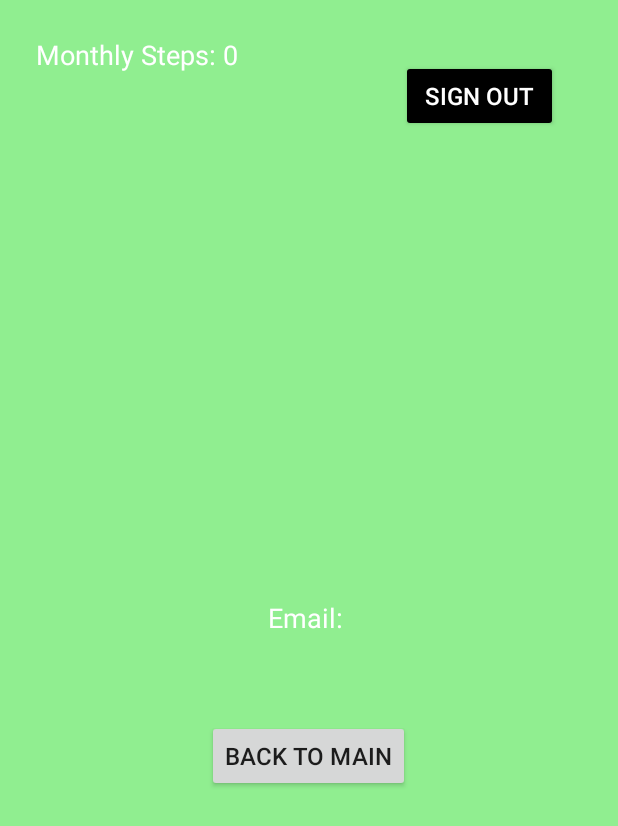
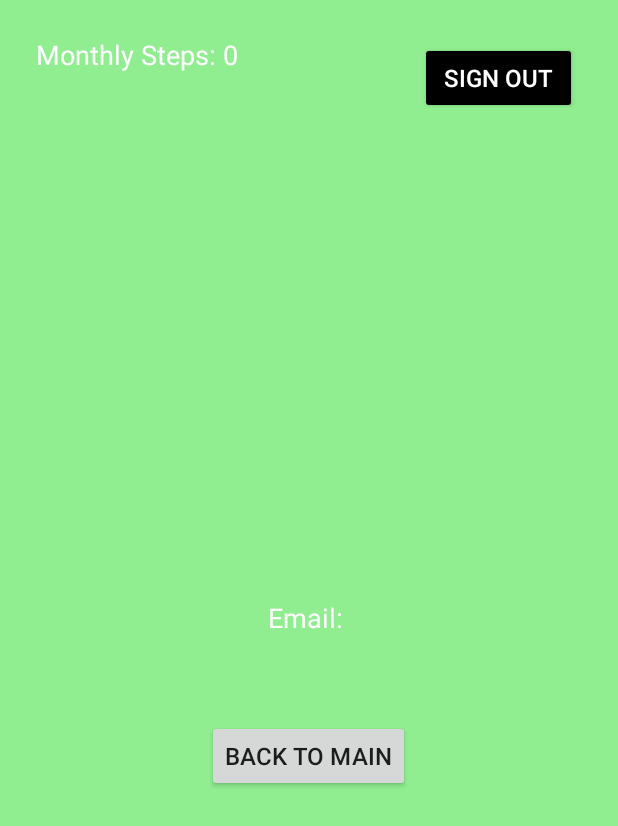
Before and after one commit to Grig190908/steps_counter, an Android app: the screen it shows after launch once a user with an empty profile is signed in (Profile), after a tap on "PROFILE", on a phone screen of 412 x 824 dp. Shown: the top 826 px of the screen. Run offline under Robolectric (Android 15) with nearby library versions, the phone set to English and light mode, and no system bars; our stand-ins replace Firebase (no records; nobody signed in at launch, a user with empty details on screens opened directly).

Commit message:
5 update

```diff
--- a/app/src/main/AndroidManifest.xml
+++ b/app/src/main/AndroidManifest.xml
@@ -9,6 +9,7 @@
     <uses-permission android:name="android.permission.FOREGROUND_SERVICE" />
     <uses-permission android:name="android.permission.FOREGROUND_SERVICE_HEALTH" />
     <uses-permission android:name="android.permission.RECEIVE_BOOT_COMPLETED" />
+
 
     <application
         android:allowBackup="true"
--- a/app/src/main/java/com/example/stepscounter/MainActivity.java
+++ b/app/src/main/java/com/example/stepscounter/MainActivity.java
@@ -9,13 +9,8 @@ import android.content.Intent;
 import android.content.IntentFilter;
 import android.content.SharedPreferences;
 import android.content.pm.PackageManager;
-import android.hardware.Sensor;
-import android.hardware.SensorEvent;
-import android.hardware.SensorEventListener;
-import android.hardware.SensorManager;
 import android.os.Build;
 import android.os.Bundle;
-import android.util.Log;
 import android.widget.Button;
 import android.widget.ImageView;
 import android.widget.TextView;
@@ -44,6 +39,7 @@ public class MainActivity extends AppCompatActivity {
     private static final String PREFS_NAME = "step_prefs";
     private static final String STEP_COUNT_KEY = "step_count";
     private static final String LAST_RESET_DATE_KEY = "last_reset_date";
+    private static final String MONTHLY_STEPS_KEY_PREFIX = "monthly_steps_";
     private static final String STEP_UPDATE_ACTION = "com.example.stepscounter.STEP_UPDATE";
 
     private final int[] characterImages = {
@@ -59,6 +55,7 @@ public class MainActivity extends AppCompatActivity {
         @Override
         public void onReceive(Context context, Intent intent) {
             steps = intent.getIntExtra("steps", 0);
+            saveStepCount(steps);
             updateUI();
         }
     };
@@ -81,8 +78,6 @@ public class MainActivity extends AppCompatActivity {
         stepCountTextView = findViewById(R.id.stepCountTextView);
         characterImageView = findViewById(R.id.characterImageView);
         Button btnProfile = findViewById(R.id.btnProfile);
-        Button btnOnline = findViewById(R.id.btnSettings);
-
         steps = loadStepCount();
         updateUI();
         scheduleDailyReset();
@@ -99,10 +94,13 @@ public class MainActivity extends AppCompatActivity {
 
         // Register buttons
         btnProfile.setOnClickListener(v -> startActivity(new Intent(MainActivity.this, Profile.class)));
-        btnOnline.setOnClickListener(v -> startActivity(new Intent(MainActivity.this, Online.class)));
-
         // Register receiver for step updates
-        registerReceiver(stepUpdateReceiver, new IntentFilter(STEP_UPDATE_ACTION), Context.RECEIVER_NOT_EXPORTED);
+        IntentFilter filter = new IntentFilter(STEP_UPDATE_ACTION);
+        if (Build.VERSION.SDK_INT >= Build.VERSION_CODES.TIRAMISU) {
+            registerReceiver(stepUpdateReceiver, filter, RECEIVER_NOT_EXPORTED);
+        } else {
+            registerReceiver(stepUpdateReceiver, filter);
+        }
     }
 
     private void startStepCounterService() {
@@ -133,8 +131,9 @@ public class MainActivity extends AppCompatActivity {
         SharedPreferences sharedPreferences = getSharedPreferences(PREFS_NAME, MODE_PRIVATE);
         String today = new SimpleDateFormat("yyyy-MM-dd", Locale.getDefault()).format(new Date());
         String lastResetDate = sharedPreferences.getString(LAST_RESET_DATE_KEY, "");
+
         if (!today.equals(lastResetDate)) {
-            // Reset steps if the date has changed
+            saveToMonthlyTotal(sharedPreferences.getInt(STEP_COUNT_KEY, 0));
             SharedPreferences.Editor editor = sharedPreferences.edit();
             editor.putInt(STEP_COUNT_KEY, 0);
             editor.putString(LAST_RESET_DATE_KEY, today);
@@ -142,6 +141,26 @@ public class MainActivity extends AppCompatActivity {
             return 0;
         }
         return sharedPreferences.getInt(STEP_COUNT_KEY, 0);
+    }
+
+    private void saveToMonthlyTotal(int dailySteps) {
+        SharedPreferences sharedPreferences = getSharedPreferences(PREFS_NAME, MODE_PRIVATE);
+        String monthKey = getMonthKey();
+        int currentMonthlySteps = sharedPreferences.getInt(monthKey, 0);
+        currentMonthlySteps += dailySteps;
+        SharedPreferences.Editor editor = sharedPreferences.edit();
+        editor.putInt(monthKey, currentMonthlySteps);
+        editor.apply();
+    }
+
+    private String getMonthKey() {
+        SimpleDateFormat monthFormat = new SimpleDateFormat("yyyy_MM", Locale.getDefault());
+        return MONTHLY_STEPS_KEY_PREFIX + monthFormat.format(new Date());
+    }
+
+    public int getMonthlySteps() {
+        SharedPreferences sharedPreferences = getSharedPreferences(PREFS_NAME, MODE_PRIVATE);
+        return sharedPreferences.getInt(getMonthKey(), 0);
     }
 
     private void scheduleDailyReset() {
@@ -153,7 +172,8 @@ public class MainActivity extends AppCompatActivity {
         calendar.set(Calendar.HOUR_OF_DAY, 0);
         calendar.set(Calendar.MINUTE, 0);
         calendar.set(Calendar.SECOND, 0);
-        calendar.add(Calendar.DAY_OF_MONTH, 1); // Set for next midnight
+        calendar.set(Calendar.MILLISECOND, 0);
+        calendar.add(Calendar.DAY_OF_MONTH, 1);
 
         if (alarmManager != null) {
             alarmManager.setInexactRepeating(AlarmManager.RTC_WAKEUP, calendar.getTimeInMillis(), AlarmManager.INTERVAL_DAY, pendingIntent);
@@ -175,6 +195,10 @@ public class MainActivity extends AppCompatActivity {
     @Override
     protected void onDestroy() {
         super.onDestroy();
-        unregisterReceiver(stepUpdateReceiver);
+        try {
+            unregisterReceiver(stepUpdateReceiver);
+        } catch (IllegalArgumentException e) {
+            // Receiver not registered, ignore
+        }
     }
 }
--- a/app/src/main/java/com/example/stepscounter/NotificationHelper.java
+++ b/app/src/main/java/com/example/stepscounter/NotificationHelper.java
@@ -1,3 +1,4 @@
+
 package com.example.stepscounter;
 
 import android.app.NotificationChannel;
--- a/app/src/main/java/com/example/stepscounter/Profile.java
+++ b/app/src/main/java/com/example/stepscounter/Profile.java
@@ -12,10 +12,14 @@ import androidx.appcompat.app.AppCompatActivity;
 import com.google.firebase.auth.FirebaseAuth;
 import com.google.firebase.auth.FirebaseUser;
 
+import java.text.SimpleDateFormat;
+import java.util.Date;
+import java.util.Locale;
+
 public class Profile extends AppCompatActivity {
 
     private static final String PREFS_NAME = "step_prefs";
-    private static final String STEP_COUNT_KEY = "step_count";
+    private static final String MONTHLY_STEPS_KEY_PREFIX = "monthly_steps_";
 
     @Override
     protected void onCreate(Bundle savedInstanceState) {
@@ -33,10 +37,9 @@ public class Profile extends AppCompatActivity {
             emailTextView.setText("Email: " + user.getEmail());
         }
 
-        // Load steps from SharedPreferences
-        SharedPreferences sharedPreferences = getSharedPreferences(PREFS_NAME, MODE_PRIVATE);
-        int steps = sharedPreferences.getInt(STEP_COUNT_KEY, 0);
-        monthlyStepsTextView.setText("Monthly Steps: " + steps);
+        // Load monthly steps
+        int monthlySteps = getMonthlySteps();
+        monthlyStepsTextView.setText("Monthly Steps: " + monthlySteps);
 
         // Sign out
         btnSignOut.setOnClickListener(v -> {
@@ -51,4 +54,15 @@ public class Profile extends AppCompatActivity {
             finish();
         });
     }
+
+    private int getMonthlySteps() {
+        SharedPreferences sharedPreferences = getSharedPreferences(PREFS_NAME, MODE_PRIVATE);
+        String monthKey = getMonthKey();
+        return sharedPreferences.getInt(monthKey, 0);
+    }
+
+    private String getMonthKey() {
+        SimpleDateFormat monthFormat = new SimpleDateFormat("yyyy_MM", Locale.getDefault());
+        return MONTHLY_STEPS_KEY_PREFIX + monthFormat.format(new Date());
+    }
 }
--- a/app/src/main/res/layout/activity_profile.xml
+++ b/app/src/main/res/layout/activity_profile.xml
@@ -6,22 +6,23 @@
     android:background="@color/light_green">
 
     <!-- Sign Out button in top right -->
+
+    <!-- Email Text -->
     <Button
         android:id="@+id/btnSignOut"
         android:layout_width="wrap_content"
         android:layout_height="wrap_content"
-        android:text="Sign Out"
-        android:textSize="16sp"
+        android:layout_alignParentTop="true"
+        android:layout_alignParentEnd="true"
+        android:layout_marginTop="4dp"
+        android:layout_marginEnd="3dp"
         android:backgroundTint="@android:color/black"
-        android:textColor="@android:color/white"
         android:paddingHorizontal="16dp"
         android:paddingVertical="8dp"
-        android:layout_alignParentTop="true"
-        android:layout_alignParentEnd="true"
-        android:layout_marginTop="16dp"
-        android:layout_marginEnd="16dp" />
+        android:text="Sign Out"
+        android:textColor="@android:color/white"
+        android:textSize="16sp" />
 
-    <!-- Email Text -->
     <TextView
         android:id="@+id/emailTextView"
         android:layout_width="wrap_content"
--- a/app/src/main/res/layout/activity_signin.xml
+++ b/app/src/main/res/layout/activity_signin.xml
@@ -54,4 +54,10 @@
         android:gravity="center"
         android:importantForAccessibility="yes"
         android:layout_marginTop="10dp"/>
+    <Button
+        android:id="@+id/btnGuestMode"
+        android:layout_width="match_parent"
+        android:layout_height="wrap_content"
+        android:text="Continue as Guest" />
+
 </LinearLayout>
--- a/app/src/main/res/mipmap-anydpi-v26/ic_launcher.xml
+++ b/app/src/main/res/mipmap-anydpi-v26/ic_launcher.xml
@@ -1,5 +1,5 @@
 <?xml version="1.0" encoding="utf-8"?>
 <adaptive-icon xmlns:android="http://schemas.android.com/apk/res/android">
     <background android:drawable="@drawable/ic_launcher_background"/>
-    <foreground android:drawable="@mipmap/ic_launcher" />
+    <foreground android:drawable="@drawable/character_stage_1"/>
 </adaptive-icon>
--- a/app/src/main/res/mipmap-anydpi-v26/ic_launcher_round.xml
+++ b/app/src/main/res/mipmap-anydpi-v26/ic_launcher_round.xml
@@ -1,5 +1,5 @@
 <?xml version="1.0" encoding="utf-8"?>
 <adaptive-icon xmlns:android="http://schemas.android.com/apk/res/android">
     <background android:drawable="@drawable/ic_launcher_background"/>
-    <foreground android:drawable="@mipmap/ic_launcher" />
+    <foreground android:drawable="@drawable/ic_walk" />
 </adaptive-icon>
```
Also changed, not shown: app/src/main/java/com/example/stepscounter/ResetStepsReceiver.java (+22 -0 lines), app/src/main/java/com/example/stepscounter/SignInActivity.java (+25 -16 lines), app/src/main/res/layout/activity_main.xml (+1 -16 lines), app/src/main/res/mipmap-hdpi/ic_launcher.webp, app/src/main/res/mipmap-xxxhdpi/ic_launcher.webp (deleted).
